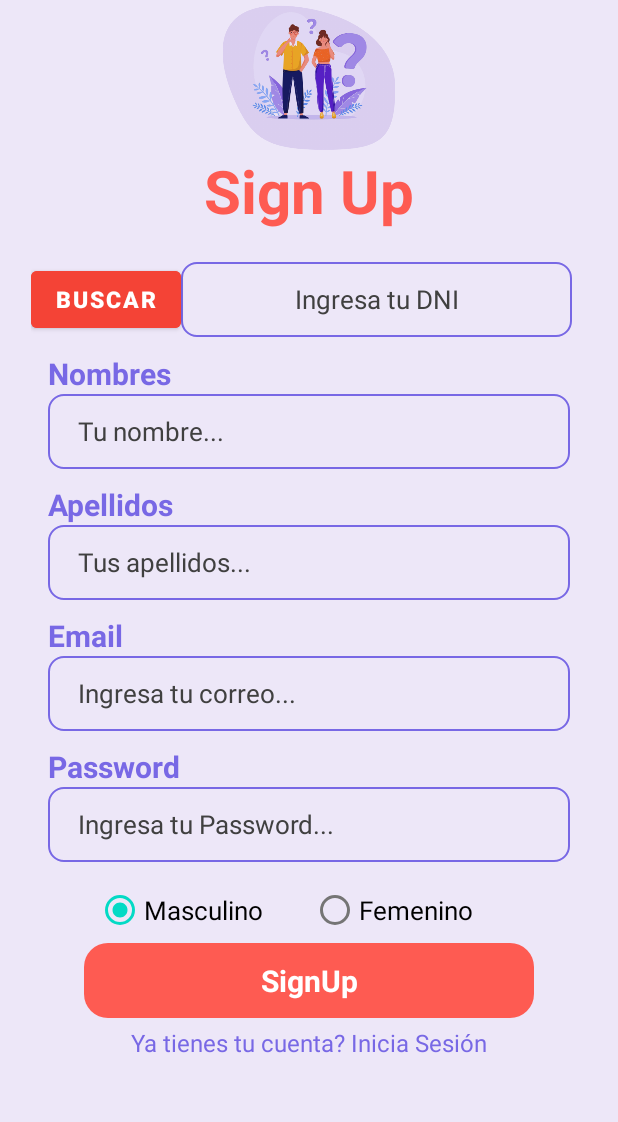
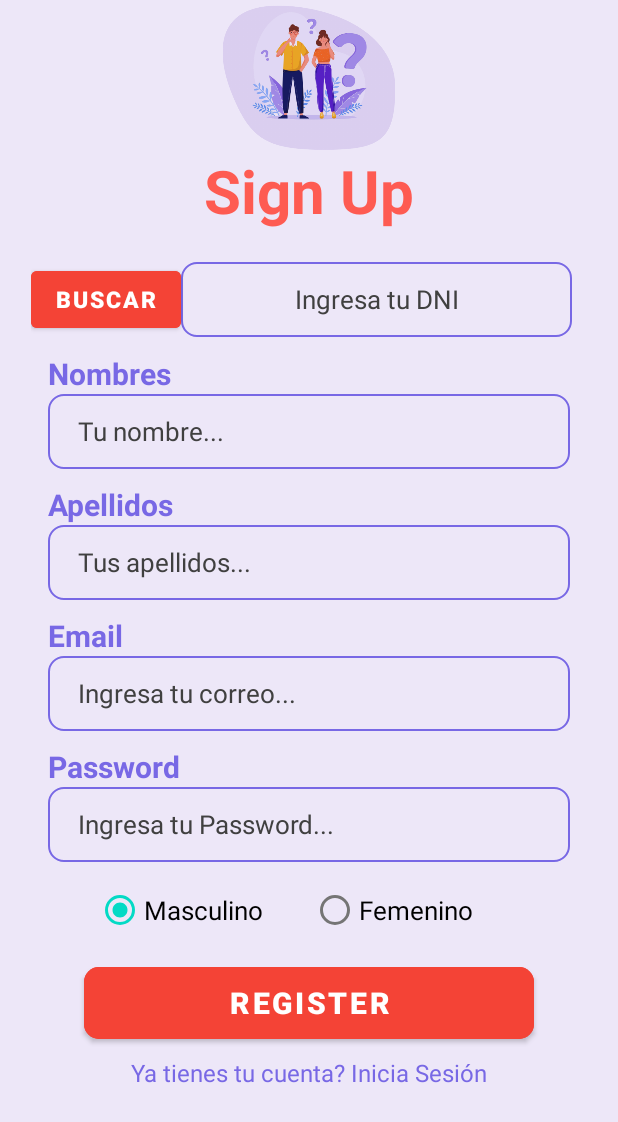
Before and after one commit to guidochavarris2/reuu_premium, an Android app: the Registro screen opened directly, with no data from a screen before it, on a phone screen of 412 x 824 dp. Shown: the top 1122 px of the screen. Run offline under Robolectric (Android 15) with nearby library versions, the phone set to English and light mode, and no system bars; our stand-ins replace Volley.

Commit message:
funcionalidad de registro y login

```diff
--- a/app/build.gradle
+++ b/app/build.gradle
@@ -33,7 +33,12 @@ dependencies {
     implementation 'androidx.appcompat:appcompat:1.5.1'
     implementation 'com.google.android.material:material:1.6.1'
     implementation 'androidx.constraintlayout:constraintlayout:2.1.4'
+
+    implementation "com.android.volley:volley:1.2.1"
+
     testImplementation 'junit:junit:4.13.2'
     androidTestImplementation 'androidx.test.ext:junit:1.1.3'
     androidTestImplementation 'androidx.test.espresso:espresso-core:3.4.0'
+
+
 }
--- a/app/src/main/AndroidManifest.xml
+++ b/app/src/main/AndroidManifest.xml
@@ -1,6 +1,9 @@
 <?xml version="1.0" encoding="utf-8"?>
 <manifest xmlns:android="http://schemas.android.com/apk/res/android"
     xmlns:tools="http://schemas.android.com/tools">
+
+    <uses-permission android:name="android.permission.ACCESS_NETWORK_STATE" />
+    <uses-permission android:name="android.permission.INTERNET" />
 
     <application
         android:allowBackup="true"
--- /dev/null
+++ b/app/src/main/java/com/example/reeu_premium/SharedPrefManager.java
@@ -0,0 +1,70 @@
+package com.example.reeu_premium;
+
+import android.content.Context;
+import android.content.Intent;
+import android.content.SharedPreferences;
+
+public class SharedPrefManager {
+
+    private static final String SHARED_PREF_NAME = "volleyregisterlogin";
+    private static final String KEY_USERNAME = "keyusername";
+    private static final String KEY_APELLIDOS = "keyapellidos";
+    private static final String KEY_EMAIL = "keyemail";
+    private static final String KEY_DNI = "keydni";
+    private static final String KEY_GENDER = "keygender";
+    private static final String KEY_ID = "keyid";
+    private static SharedPrefManager mInstance;
+    private static Context ctx;
+
+    private SharedPrefManager(Context context) {
+        ctx = context;
+    }
+    public static synchronized SharedPrefManager getInstance(Context context) {
+        if (mInstance == null) {
+            mInstance = new SharedPrefManager(context);
+        }
+        return mInstance;
+    }
+
+    //this method will store the user data in shared preferences
+    public void userLogin(User user) {
+        SharedPreferences sharedPreferences = ctx.getSharedPreferences(SHARED_PREF_NAME, Context.MODE_PRIVATE);
+        SharedPreferences.Editor editor = sharedPreferences.edit();
+        editor.putInt(KEY_ID, user.getId());
+        editor.putString(KEY_USERNAME, user.getName());
+        editor.putString(KEY_APELLIDOS,user.getApellidos());
+        editor.putString(KEY_EMAIL, user.getEmail());
+        editor.putString(KEY_DNI, user.getDni());
+        editor.putString(KEY_GENDER, user.getGender());
+        editor.apply();
+    }
+
+    //this method will checker whether user is already logged in or not
+    public boolean isLoggedIn() {
+        SharedPreferences sharedPreferences = ctx.getSharedPreferences(SHARED_PREF_NAME, Context.MODE_PRIVATE);
+        return sharedPreferences.getString(KEY_USERNAME, null) != null;
+    }
+
+    //this method will give the logged in user
+    public User getUser() {
+        SharedPreferences sharedPreferences = ctx.getSharedPreferences(SHARED_PREF_NAME, Context.MODE_PRIVATE);
+        return new User(
+                sharedPreferences.getInt(KEY_ID, -1),
+                sharedPreferences.getString(KEY_USERNAME, null),
+                sharedPreferences.getString(KEY_APELLIDOS, null),
+                sharedPreferences.getString(KEY_EMAIL, null),
+                sharedPreferences.getString(KEY_DNI,null),
+                sharedPreferences.getString(KEY_GENDER, null)
+        );
+    }
+
+    //this method will logout the user
+    public void logout() {
+        SharedPreferences sharedPreferences = ctx.getSharedPreferences(SHARED_PREF_NAME, Context.MODE_PRIVATE);
+        SharedPreferences.Editor editor = sharedPreferences.edit();
+        editor.clear();
+        editor.apply();
+        ctx.startActivity(new Intent(ctx, Login.class));
+    }
+
+}
--- a/app/src/main/res/layout/activity_registro.xml
+++ b/app/src/main/res/layout/activity_registro.xml
@@ -63,7 +63,7 @@
                     android:singleLine="true" />
 
                 <EditText
-                    android:id="@+id/edtDni"
+                    android:id="@+id/editTextDni"
                     android:layout_width="match_parent"
                     android:layout_height="50dp"
                     android:layout_gravity="center"
@@ -89,7 +89,7 @@
                 android:textStyle="bold" />
 
             <EditText
-                android:id="@+id/edtNombre"
+                android:id="@+id/editTextUsername"
                 android:layout_width="match_parent"
                 android:layout_height="50dp"
                 android:layout_marginStart="32dp"
@@ -114,7 +114,7 @@
                 android:textStyle="bold" />
 
             <EditText
-                android:id="@+id/editTextTextPersonName3"
+                android:id="@+id/editTextApellidos"
                 android:layout_width="match_parent"
                 android:layout_height="50dp"
                 android:layout_marginStart="32dp"
@@ -139,7 +139,7 @@
                 android:textStyle="bold" />
 
             <EditText
-                android:id="@+id/editTextTextPersonName2"
+                android:id="@+id/editTextEmail"
                 android:layout_width="match_parent"
                 android:layout_height="50dp"
                 android:layout_marginStart="32dp"
@@ -164,7 +164,7 @@
                 android:textStyle="bold" />
 
             <EditText
-                android:id="@+id/editTextTextPersonName"
+                android:id="@+id/editTextPassword"
                 android:layout_width="match_parent"
                 android:layout_height="50dp"
                 android:layout_marginStart="32dp"
@@ -209,26 +209,23 @@
 
             </RadioGroup>
 
-            <androidx.constraintlayout.widget.ConstraintLayout
+            <Button
+                android:id="@+id/buttonRegister"
                 android:layout_width="300dp"
-                android:layout_marginTop="-10dp"
-                android:layout_gravity="center_horizontal"
-                android:background="@drawable/orange_background"
-                android:layout_height="50dp">
+                android:layout_height="60dp"
+                android:text="REGISTER"
+                android:layout_marginTop="0dp"
+                android:textColor="#ffffff"
+                android:textSize="20sp"
+                android:textStyle="bold"
+                android:backgroundTint="#F44336"
+                android:elevation="3dp"
+                app:cornerRadius="10dp"
+                app:layout_constraintEnd_toEndOf="parent"
+                app:layout_constraintStart_toStartOf="parent"
+                app:layout_constraintTop_toBottomOf="parent"
+                android:layout_gravity="center_horizontal"/>
 
-                <TextView
-                    android:id="@+id/textView8"
-                    android:layout_width="wrap_content"
-                    android:layout_height="wrap_content"
-                    android:text="SignUp"
-                    android:textStyle="bold"
-                    android:textColor="#ffffff"
-                    android:textSize="20sp"
-                    app:layout_constraintBottom_toBottomOf="parent"
-                    app:layout_constraintEnd_toEndOf="parent"
-                    app:layout_constraintStart_toStartOf="parent"
-                    app:layout_constraintTop_toTopOf="parent" />
-            </androidx.constraintlayout.widget.ConstraintLayout>
             <TextView
                 android:id="@+id/tvlogin"
                 android:layout_width="match_parent"
```
Also changed, not shown: app/src/main/java/com/example/reeu_premium/Login.java (+123 -0 lines), app/src/main/java/com/example/reeu_premium/Registro.java (+221 -0 lines), app/src/main/java/com/example/reeu_premium/URLs.java (added, +10 -0 lines), app/src/main/java/com/example/reeu_premium/User.java (added, +64 -0 lines), app/src/main/java/com/example/reeu_premium/VolleySingleton.java (added, +38 -0 lines), app/src/main/res/layout/activity_login.xml (+8 -8 lines).
